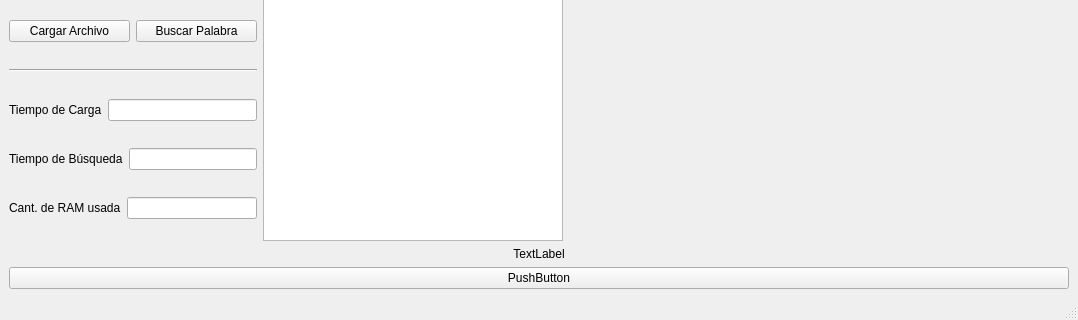
JairFrancesco/AED-Traductor, file GUI4.ui: the form before one commit; both pictures show x 0 to 1078 and y 186 to 506 of the 1078 by 506 pixel window.
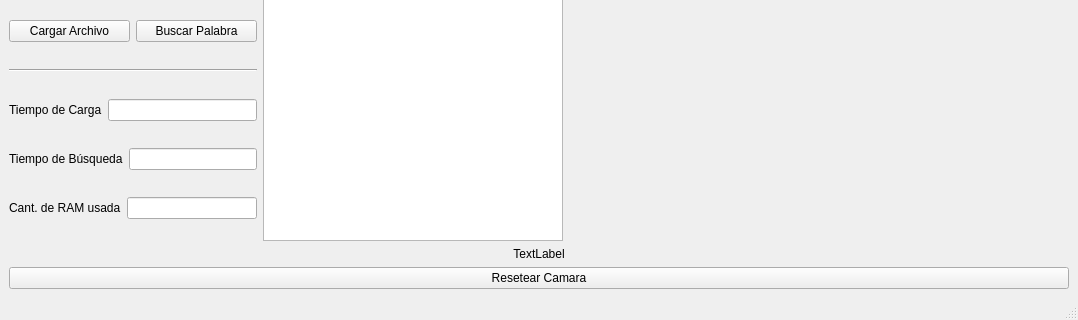
The form after the commit. Custom widgets are drawn as their Qt base class.

```diff
--- a/GUI4.ui
+++ b/GUI4.ui
@@ -292,7 +292,7 @@
     <item>
      <widget class="QPushButton" name="pushButton">
       <property name="text">
-       <string>PushButton</string>
+       <string>Resetear Camara</string>
       </property>
      </widget>
     </item>
```
